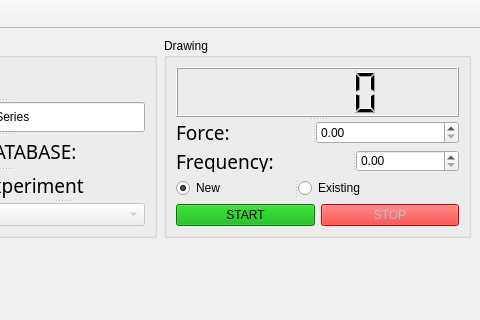
ILIIH/stretching_machine, file TensileTest/mainwindow.ui: the form before one commit; both pictures show x 513 to 993 and y 0 to 320 of the 993 by 748 pixel window.
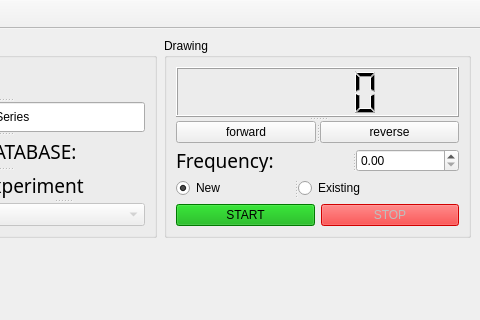
The form after the commit. Custom widgets are drawn as their Qt base class.

```diff
--- a/TensileTest/mainwindow.ui
+++ b/TensileTest/mainwindow.ui
@@ -491,18 +491,16 @@
                  <property name="orientation">
                   <enum>Qt::Horizontal</enum>
                  </property>
-                 <widget class="QLabel" name="labelForce">
-                  <property name="font">
-                   <font>
-                    <family>Agency FB</family>
-                    <pointsize>14</pointsize>
-                   </font>
+                 <widget class="QPushButton" name="forwardButton">
+                  <property name="text">
+                   <string>forward</string>
                   </property>
+                 </widget>
+                 <widget class="QPushButton" name="reverseButton">
                   <property name="text">
-                   <string>Force:</string>
+                   <string>reverse</string>
                   </property>
                  </widget>
-                 <widget class="QDoubleSpinBox" name="spinForce"/>
                 </widget>
                </item>
                <item>
```
Left out of the diff: 2 changed lines with no effect on the pictures.
